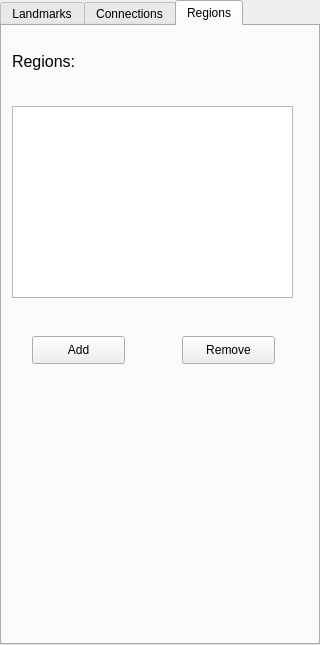
The window that forms/widgetlandmark.ui (JuPedSim/jpseditor) describes before a commit, drawn with Qt 5.
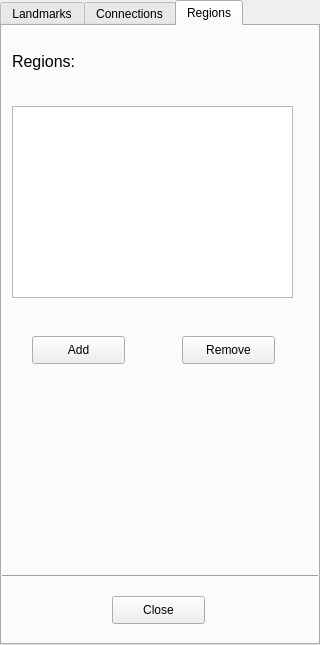
The same window after the commit. The open tabs and pages were chosen to show the change.

Commit message: further region declararations

What changed in the file:
```diff
--- a/forms/widgetlandmark.ui
+++ b/forms/widgetlandmark.ui
@@ -545,6 +545,35 @@
      <string>Regions:</string>
     </property>
    </widget>
+   <widget class="Line" name="line_8">
+    <property name="geometry">
+     <rect>
+      <x>-10</x>
+      <y>540</y>
+      <width>341</width>
+      <height>20</height>
+     </rect>
+    </property>
+    <property name="orientation">
+     <enum>Qt::Horizontal</enum>
+    </property>
+   </widget>
+   <widget class="QPushButton" name="closeButton_regions">
+    <property name="enabled">
+     <bool>true</bool>
+    </property>
+    <property name="geometry">
+     <rect>
+      <x>110</x>
+      <y>570</y>
+      <width>93</width>
+      <height>28</height>
+     </rect>
+    </property>
+    <property name="text">
+     <string>Close</string>
+    </property>
+   </widget>
   </widget>
  </widget>
  <resources/>
```
Left out of the diff: 19 changed lines with no effect on the pictures. The commit also changes 12 other files.
